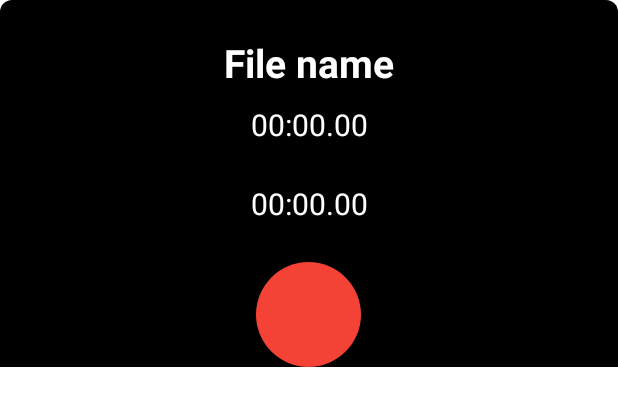
After one commit to kovymart/voice_recorder, an Android app: the layout record_bottom_sheet.xml on its own in the app's theme, with its tools: preview values and no code run, on a phone screen of 412 x 824 dp. The commit adds this screen. Shown: the top 406 px of the screen. Run offline under Robolectric (Android 15) with nearby library versions, the phone set to English and light mode, and no system bars.

Commit message:
add new screen

```diff
--- /dev/null
+++ b/app/src/main/res/drawable/ic_pause.xml
@@ -0,0 +1,5 @@
+<vector android:height="24dp" android:tint="#FFFFFF"
+    android:viewportHeight="24" android:viewportWidth="24"
+    android:width="24dp" xmlns:android="http://schemas.android.com/apk/res/android">
+    <path android:fillColor="@android:color/white" android:pathData="M8,19c1.1,0 2,-0.9 2,-2L10,7c0,-1.1 -0.9,-2 -2,-2s-2,0.9 -2,2v10c0,1.1 0.9,2 2,2zM14,7v10c0,1.1 0.9,2 2,2s2,-0.9 2,-2L18,7c0,-1.1 -0.9,-2 -2,-2s-2,0.9 -2,2z"/>
+</vector>
--- /dev/null
+++ b/app/src/main/res/drawable/ic_record.xml
@@ -0,0 +1,9 @@
+<?xml version="1.0" encoding="utf-8"?>
+<ripple xmlns:android="http://schemas.android.com/apk/res/android"
+    android:color="?rippleColor">
+    <item>
+        <shape android:shape="oval">
+            <solid android:color="@color/colorRed" />
+        </shape>
+    </item>
+</ripple>
--- a/app/src/main/res/layout/player_sheet.xml
+++ b/app/src/main/res/layout/player_sheet.xml
@@ -15,7 +15,6 @@
         android:id="@+id/linearLayout"
         android:layout_width="match_parent"
         android:layout_height="wrap_content"
-        android:background="@drawable/media_header_bg"
         android:orientation="horizontal"
         android:weightSum="10"
         app:layout_constraintEnd_toStartOf="parent"
--- /dev/null
+++ b/app/src/main/res/layout/record_bottom_sheet.xml
@@ -0,0 +1,64 @@
+<?xml version="1.0" encoding="utf-8"?>
+<androidx.constraintlayout.widget.ConstraintLayout xmlns:android="http://schemas.android.com/apk/res/android"
+    xmlns:app="http://schemas.android.com/apk/res-auto"
+    xmlns:tools="http://schemas.android.com/tools"
+    android:id="@+id/record_bottom_sheet"
+    android:layout_width="match_parent"
+    android:layout_height="wrap_content"
+    android:background="@drawable/player_bg"
+    app:behavior_hideable="true"
+    app:behavior_peekHeight="70dp"
+    app:layout_behavior="com.google.android.material.bottomsheet.BottomSheetBehavior">
+
+    <LinearLayout
+        android:id="@+id/linearLayout2"
+        android:layout_width="match_parent"
+        android:layout_height="wrap_content"
+        android:gravity="center"
+        android:orientation="vertical"
+        app:layout_constraintEnd_toStartOf="parent"
+        app:layout_constraintStart_toStartOf="parent"
+        app:layout_constraintTop_toTopOf="parent">
+
+        <TextView
+            android:id="@+id/lb_file_name"
+            android:layout_width="match_parent"
+            android:layout_height="0dp"
+            android:layout_weight="3"
+            android:paddingTop="24dp"
+            android:paddingBottom="10dp"
+            android:text="File name"
+            android:textAlignment="center"
+            android:textColor="@color/white"
+            android:textSize="26sp"
+            android:textStyle="bold" />
+
+        <TextView
+            android:id="@+id/lb_record_time"
+            android:layout_width="match_parent"
+            android:layout_height="wrap_content"
+            android:text="00:00.00"
+            android:textAlignment="center"
+            android:textColor="@color/white"
+            android:textSize="20sp" />
+
+        <TextView
+            android:id="@+id/lb_wave_audio"
+            android:layout_width="match_parent"
+            android:layout_height="wrap_content"
+            android:paddingTop="25dp"
+            android:paddingBottom="25dp"
+            android:text="00:00.00"
+            android:textAlignment="center"
+            android:textColor="@color/white"
+            android:textSize="20sp" />
+
+        <ImageButton
+            android:id="@+id/btnRecord"
+            android:layout_width="70dp"
+            android:layout_height="70dp"
+            android:background="@drawable/ic_record"
+            tools:ignore="SpeakableTextPresentCheck" />
+
+    </LinearLayout>
+</androidx.constraintlayout.widget.ConstraintLayout>
--- a/app/src/main/res/values/colors.xml
+++ b/app/src/main/res/values/colors.xml
@@ -8,7 +8,17 @@
     <color name="black">#FF000000</color>
     <color name="white">#FFFFFFFF</color>
 
-    <color name="colorPrimary">#6177FC</color>
+    <color name="colorPrimary">#000000</color>
+    <color name="colorRed">#F44336</color>
+
+
+
+
+
+
+
+
+
     <color name="colorPrimaryDark">#576EF7</color>
     <color name="colorAccent">#FF6584</color>
     <color name="colorDarkBlue">#3D4054</color>
```
